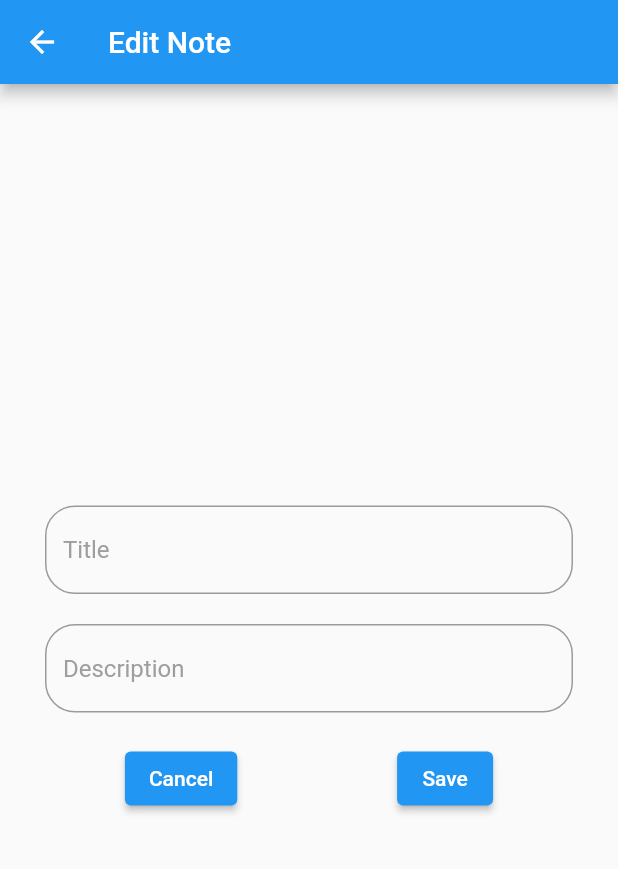
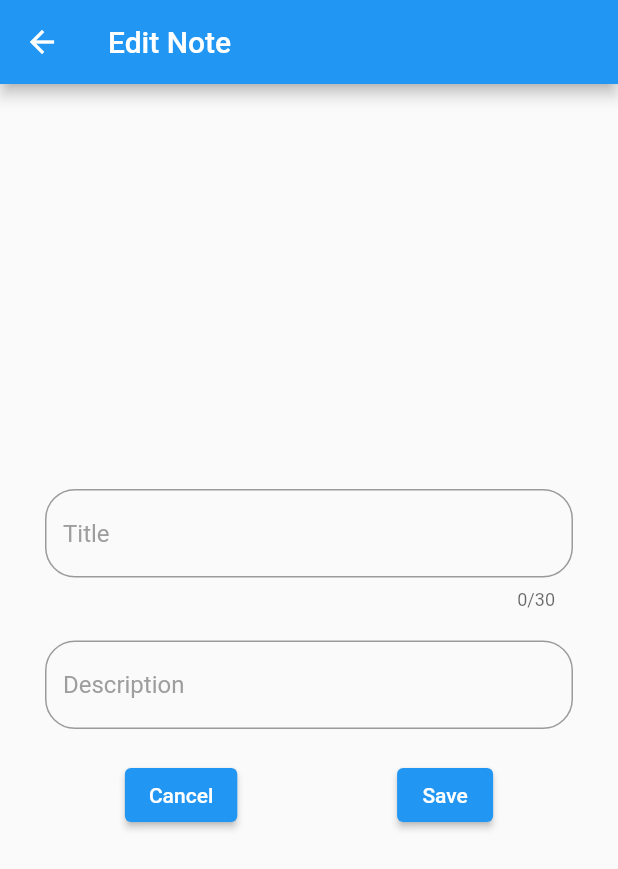
Before and after one commit to Arpit-Sahu/Notes_Keeper, a Flutter app: the CustomCard widget shown alone on an empty page, opened directly with empty values, after a tap on the "delete" icon, on a phone screen of 412 x 824 dp. Shown: the top 869 px of the screen. Run offline on Flutter 3.47's test engine with Material 2 defaults, Android fonts, the phone set to English and light mode, and no system bars; our stand-ins replace bloc, cloud_firestore, firebase_core, flutter_bloc; accounts and stored records are empty.

Commit message:
Fixed bugs

```diff
--- a/lib/Screens/EditNote.dart
+++ b/lib/Screens/EditNote.dart
@@ -3,9 +3,9 @@ import 'package:flutter_bloc/flutter_bloc.dart';
 import 'package:todo/bloc/firebase_bloc.dart';
 
 class EditNote extends StatelessWidget {
-  String title;
-  String des;
-  String id;
+  String? title;
+  String? des;
+  String? id;
   EditNote({required this.title, required this.des, required this.id});
 
   @override
@@ -26,8 +26,7 @@ class EditNote extends StatelessWidget {
                 onChanged: (value) {
                   title = value;
                 },
-                minLines: 1,
-                maxLines: 1,
+                maxLength: 30,
                 keyboardType: TextInputType.multiline,
                 decoration: InputDecoration(
                   hintText: 'Title',
@@ -46,7 +45,7 @@ class EditNote extends StatelessWidget {
                   des = value;
                 },
                 minLines: 1,
-                maxLines: 5,
+                maxLines: 2,
                 keyboardType: TextInputType.multiline,
                 decoration: InputDecoration(
                   hintText: 'Description',
@@ -70,15 +69,27 @@ class EditNote extends StatelessWidget {
                   ),
                   ElevatedButton(
                     onPressed: () {
-                      if (title != null) {
+                      print(title);
+                      if (title != '' && title != null) {
                         final snackBar = SnackBar(
-                          content: Text('Saved!', textAlign: TextAlign.center,),
+                          content: Text(
+                            'Saved!',
+                            textAlign: TextAlign.center,
+                          ),
                         );
                         ScaffoldMessenger.of(context).showSnackBar(snackBar);
                         bloc.add(
-                            UpdateNoteEvent(id: id, title: title, des: des));
+                            UpdateNoteEvent(id: id!, title: title!, des: des!));
+                        Navigator.pop(context);
+                      } else {
+                        final snackBar = SnackBar(
+                          content: Text(
+                            'Title cannot be null',
+                            textAlign: TextAlign.center,
+                          ),
+                        );
+                        ScaffoldMessenger.of(context).showSnackBar(snackBar);
                       }
-                      Navigator.pop(context);
                     },
                     child: Text('Save'),
                   ),
--- a/lib/Screens/Notes.dart
+++ b/lib/Screens/Notes.dart
@@ -60,19 +60,24 @@ class CustomCard extends StatelessWidget {
           }));
         },
         title: Text(temp['Title']),
-        subtitle: Text(temp['Description']),
+        subtitle: Text(
+          temp['Description'],
+          overflow: TextOverflow.ellipsis,
+        ),
         trailing: GestureDetector(
           onTap: () {
             final snackBar = SnackBar(
-                          content: Text('Moved to Trash', textAlign: TextAlign.center,),
-                        );
-                        ScaffoldMessenger.of(context).showSnackBar(snackBar);
+              content: Text(
+                'Moved to Trash',
+                textAlign: TextAlign.center,
+              ),
+            );
+            ScaffoldMessenger.of(context).showSnackBar(snackBar);
             bloc.add(AddTrashEvent(temp: temp));
 
             String id = temp.id;
 
             bloc.add(DeleteNoteEvent(id: id));
-
           },
           child: Icon(
             Icons.delete,
--- a/lib/Screens/Trash.dart
+++ b/lib/Screens/Trash.dart
@@ -39,7 +39,7 @@ class Trash extends StatelessWidget {
                             ['Title']),
                         subtitle: Text(streamSnapshot.data!.docs[
                                 streamSnapshot.data!.docs.length - index - 1]
-                            ['Description']),
+                            ['Description'], overflow: TextOverflow.ellipsis,),
                         trailing: GestureDetector(
                           onTap: () {
                             final snackBar = SnackBar(
```
Also changed, not shown: lib/Screens/NewNote.dart (+21 -4 lines), lib/MainScreen.dart (line endings or trailing spaces).
